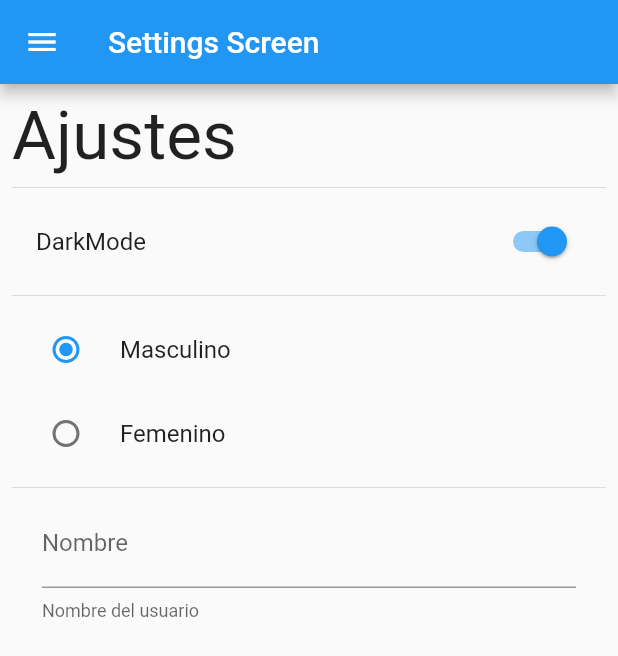
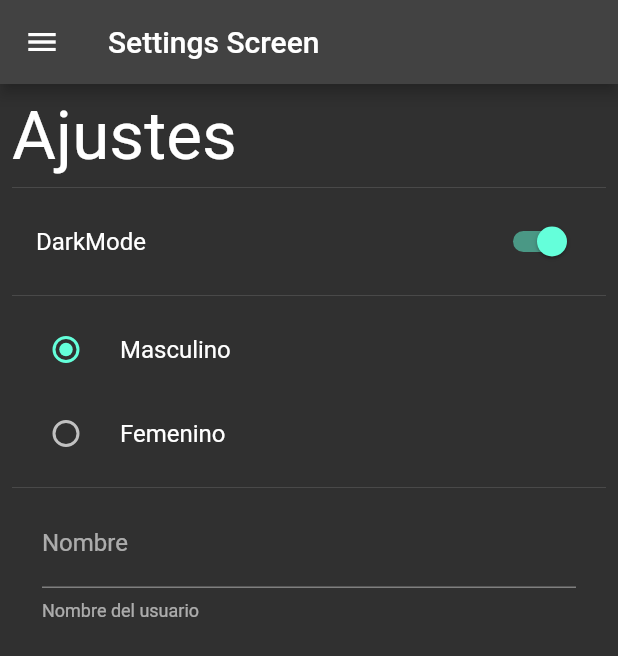
Before and after one commit to EdgarLS7/PreferenciasUsuario, a Flutter app: the SettingsScreen screen opened by its route, after a tap on "DarkMode", on a phone screen of 412 x 824 dp. Shown: the top 656 px of the screen. Run offline on Flutter 3.47's test engine with Material 2 defaults, Android fonts, the phone set to English and light mode, and no system bars; our stand-ins replace shared_preferences; accounts and stored records are empty.

Commit message:
Cambiar el tema de forma dinamica Gestor de estado

```diff
--- /dev/null
+++ b/lib/providers/theme_provider.dart
@@ -0,0 +1,24 @@
+
+import 'package:flutter/material.dart';
+
+class ThemeProvider extends ChangeNotifier {
+
+  ThemeData currenTheme;
+
+  ThemeProvider(
+    {
+      required bool isDarkmode
+    }
+  ): currenTheme = isDarkmode ? ThemeData.dark() : ThemeData.light();
+
+  setLightMode() {
+    currenTheme = ThemeData.light();
+    notifyListeners();
+  }
+
+  setDarkMode() {
+    currenTheme = ThemeData.dark();
+    notifyListeners();
+  }
+
+}
--- a/lib/screens/settings_screen.dart
+++ b/lib/screens/settings_screen.dart
@@ -1,6 +1,8 @@
 import 'package:flutter/material.dart';
+import 'package:preferencias_usuario/providers/theme_provider.dart';
 import 'package:preferencias_usuario/share_preferencias/preferencias.dart';
 import 'package:preferencias_usuario/widgets/widgets.dart';
+import 'package:provider/provider.dart';
 
 class SettingsScreen extends StatefulWidget {
 
@@ -43,6 +45,12 @@ class _SettingsScreenState extends State<SettingsScreen> {
                 title: const Text('DarkMode'),
                 onChanged: ( value ) {
                   Preferencias.isDarkmode = value;
+                  final themeProvider = Provider.of<ThemeProvider>(context, listen: false);
+
+                  value
+                    ? themeProvider.setDarkMode()
+                    : themeProvider.setLightMode();
+
                   setState(() {});
                 }
               ),
--- a/pubspec.yaml
+++ b/pubspec.yaml
@@ -35,6 +35,7 @@ dependencies:
   # Use with the CupertinoIcons class for iOS style icons.
   cupertino_icons: ^1.0.2
   shared_preferences: ^2.0.13
+  provider: ^6.0.2
 
 dev_dependencies:
   flutter_test:
```
Also changed, not shown: lib/main.dart (+11 -2 lines), pubspec.lock.
